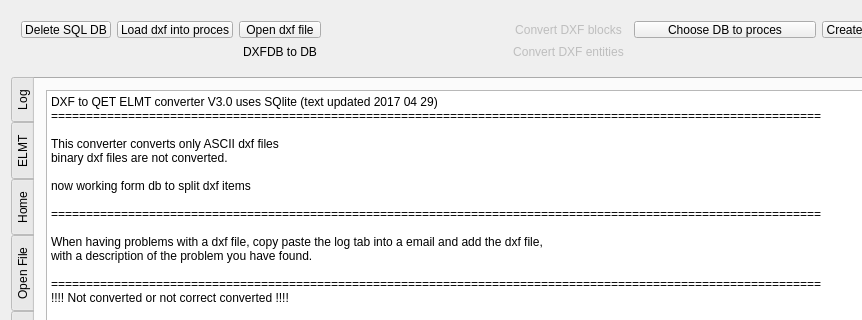
Above: dxftoqet3db.ui from rdsivd/DXFtoQET before the change; both pictures show x 0 to 862 and y 0 to 320 of the 1055 by 724 pixel window. Below: the same form after it.
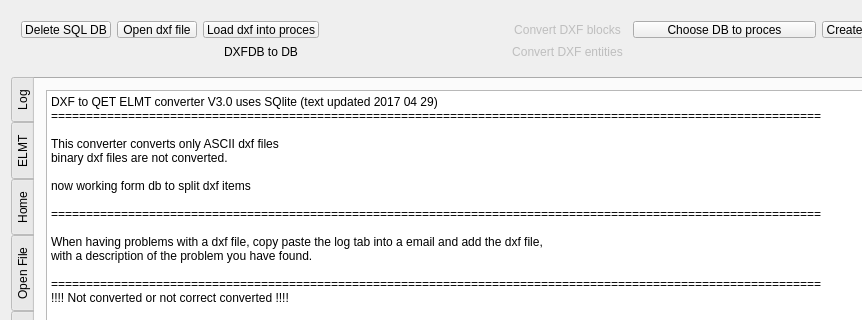
That is the form after the change.

What changed in the file:
```diff
--- a/dxftoqet3db.ui
+++ b/dxftoqet3db.ui
@@ -574,26 +574,6 @@
       </property>
      </spacer>
     </item>
-    <item row="0" column="2">
-     <widget class="QPushButton" name="OpenFile">
-      <property name="text">
-       <string>Open dxf file</string>
-      </property>
-     </widget>
-    </item>
-    <item row="0" column="1">
-     <widget class="QPushButton" name="Load_dxf_into_tables">
-      <property name="enabled">
-       <bool>true</bool>
-      </property>
-      <property name="text">
-       <string>Load dxf into proces</string>
-      </property>
-      <property name="flat">
-       <bool>false</bool>
-      </property>
-     </widget>
-    </item>
     <item row="0" column="0">
      <widget class="QPushButton" name="Delete_DB">
       <property name="text">
@@ -627,6 +607,26 @@
       </property>
      </widget>
     </item>
+    <item row="0" column="1">
+     <widget class="QPushButton" name="OpenFile">
+      <property name="text">
+       <string>Open dxf file</string>
+      </property>
+     </widget>
+    </item>
+    <item row="0" column="2">
+     <widget class="QPushButton" name="Load_dxf_into_tables">
+      <property name="enabled">
+       <bool>true</bool>
+      </property>
+      <property name="text">
+       <string>Load dxf into proces</string>
+      </property>
+      <property name="flat">
+       <bool>false</bool>
+      </property>
+     </widget>
+    </item>
    </layout>
   </widget>
   <widget class="QWidget" name="layoutWidget">
```
